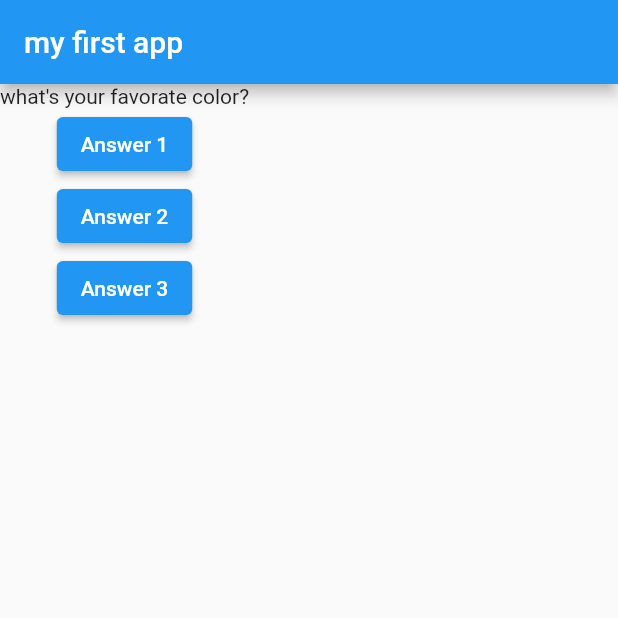
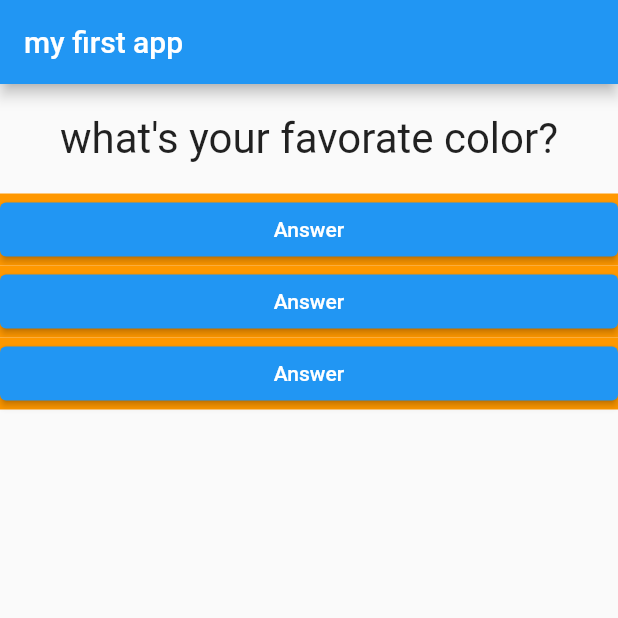
Before and after one commit to Rawa-Osman/quiz_app, a Flutter app: the screen it shows after launch, on a phone screen of 412 x 824 dp, the top half of it. Run offline on Flutter 3.47's test engine with Material 2 defaults, Android fonts, the phone set to English and light mode, and no system bars.

Commit message:
answer file added

```diff
--- /dev/null
+++ b/lib/answer.dart
@@ -0,0 +1,18 @@
+import 'package:flutter/material.dart';
+
+class Answer extends StatelessWidget {
+  final VoidCallback selectHandler;
+  Answer(this.selectHandler);
+
+  @override
+  Widget build(BuildContext context) {
+    return Container(
+      width: double.infinity,
+      color: Colors.orange,
+      child: ElevatedButton(
+        child: Text('Answer'),
+        onPressed: selectHandler,
+      ),
+    );
+  }
+}
--- a/lib/main.dart
+++ b/lib/main.dart
@@ -1,4 +1,7 @@
 import 'package:flutter/material.dart';
+
+import './question.dart';
+import './answer.dart';
 
 // void main() {
 //   runApp(const MyApp());
@@ -8,19 +11,20 @@ void main() => runApp(MyApp());
 class MyApp extends StatefulWidget {
   @override
   State<StatefulWidget> createState() {
+    // ignore: todo
     // TODO: implement createState
-    return MyAppState();
+    return _MyAppState();
   }
 }
 
-class MyAppState extends State<MyApp> {
-  var questionIndex = 0;
+class _MyAppState extends State<MyApp> {
+  var _questionIndex = 0;
 
-  void answerQuesrion() {
+  void _answerQuesrion() {
     setState(() {
-      questionIndex = questionIndex + 1;
+      _questionIndex = _questionIndex + 1;
     });
-    print(questionIndex);
+    print(_questionIndex);
   }
 
   var questions = [
@@ -37,19 +41,10 @@ class MyAppState extends State<MyApp> {
         ),
         body: Column(
           children: [
-            Text(questions[questionIndex]),
-            ElevatedButton(
-              onPressed: answerQuesrion,
-              child: Text("Answer 1"),
-            ),
-            ElevatedButton(
-                onPressed: () => print('answer 2 chosen'),
-                child: Text('Answer 2')),
-            ElevatedButton(
-                onPressed: () {
-                  print("answer 3 chosen");
-                },
-                child: Text('Answer 3')),
+            Question(questions[_questionIndex]),
+            Answer(_answerQuesrion),
+            Answer(_answerQuesrion),
+            Answer(_answerQuesrion),
           ],
         ),
       ),
--- a/lib/question.dart
+++ b/lib/question.dart
@@ -0,0 +1,19 @@
+import 'package:flutter/material.dart';
+
+class Question extends StatelessWidget {
+  final String questionText;
+
+  Question(this.questionText);
+  @override
+  Widget build(BuildContext context) {
+    return Container(
+      width: double.infinity,
+      margin: EdgeInsets.all(20),
+      child: Text(
+        questionText,
+        style: TextStyle(fontSize: 28),
+        textAlign: TextAlign.center,
+      ),
+    );
+  }
+}
```
